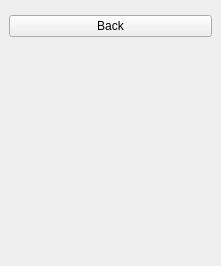
Old version of the form src/ui/recorder/RecorderInfoWidget.ui in the repository ntadej/tano.
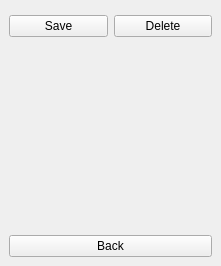
New version of the form. The open tabs and pages were chosen to show the change. Icons and pictures are not drawn. Custom widgets are drawn as their Qt base class.

Commit message: Added recorder timer editor

The edit to the form file:
```diff
--- a/src/ui/recorder/RecorderInfoWidget.ui
+++ b/src/ui/recorder/RecorderInfoWidget.ui
@@ -284,11 +284,42 @@
      <widget class="TimersEditorWidget" name="editor" native="true"/>
     </item>
     <item>
-     <widget class="QPushButton" name="buttonTBack">
-      <property name="text">
-       <string>Back</string>
-      </property>
-     </widget>
+     <layout class="QHBoxLayout" name="horizontalLayout_2">
+      <item>
+       <widget class="QPushButton" name="buttonTSave">
+        <property name="text">
+         <string>Save</string>
+        </property>
+        <property name="icon">
+         <iconset resource="../../../data/icons.qrc">
+          <normaloff>:/icons/24x24/save.png</normaloff>:/icons/24x24/save.png</iconset>
+        </property>
+        <property name="iconSize">
+         <size>
+          <width>24</width>
+          <height>24</height>
+         </size>
+        </property>
+       </widget>
+      </item>
+      <item>
+       <widget class="QPushButton" name="buttonTDelete">
+        <property name="text">
+         <string>Delete</string>
+        </property>
+        <property name="icon">
+         <iconset resource="../../../data/icons.qrc">
+          <normaloff>:/icons/24x24/remove.png</normaloff>:/icons/24x24/remove.png</iconset>
+        </property>
+        <property name="iconSize">
+         <size>
+          <width>24</width>
+          <height>24</height>
+         </size>
+        </property>
+       </widget>
+      </item>
+     </layout>
     </item>
     <item>
      <spacer name="verticalSpacer_3">
@@ -303,6 +334,13 @@
       </property>
      </spacer>
     </item>
+    <item>
+     <widget class="QPushButton" name="buttonTBack">
+      <property name="text">
+       <string>Back</string>
+      </property>
+     </widget>
+    </item>
    </layout>
   </widget>
  </widget>
```
Left out of the diff: 8 changed lines with no effect on the pictures. The commit also changes 25 other files.
